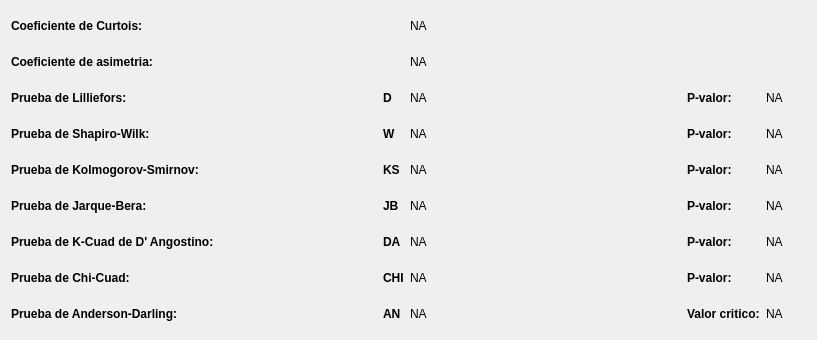
Above: view/ui/widget_test_normal_residual_studentized.ui from vasha54/apm before the change. Below: the same form after it.
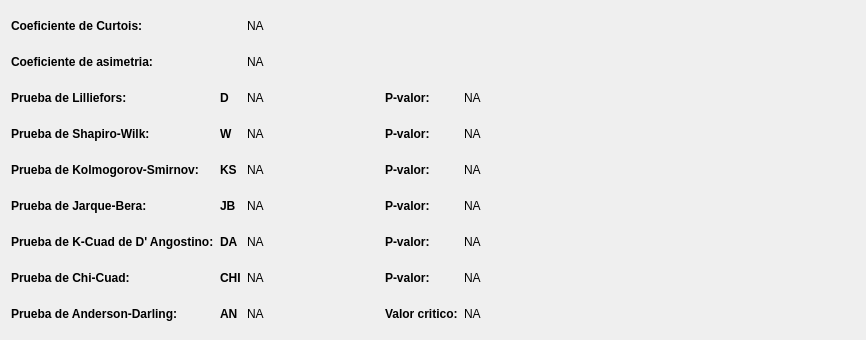
That is the form after the change.

Commit message: Subiendo visualizacion de las grafica de distribucion normal de residuales estudendizados. Modificacion de la vista test normal residual estudentizados para incorporar las graficas

```diff
--- a/view/ui/widget_test_normal_residual_studentized.ui
+++ b/view/ui/widget_test_normal_residual_studentized.ui
@@ -6,15 +6,17 @@
    <rect>
     <x>0</x>
     <y>0</y>
-    <width>817</width>
+    <width>866</width>
     <height>340</height>
    </rect>
   </property>
   <property name="windowTitle">
    <string>Form</string>
   </property>
-  <layout class="QGridLayout" name="gridLayout">
-   <item row="0" column="0" colspan="2">
+  <layout class="QHBoxLayout" name="horizontalLayout">
+   <item>
+    <layout class="QVBoxLayout" name="verticalLayout">
+     <item>
     <widget class="QLabel" name="labelCOEFF_CURTOSIS_RE">
      <property name="sizePolicy">
       <sizepolicy hsizetype="Maximum" vsizetype="Preferred">
@@ -33,52 +35,7 @@
      </property>
     </widget>
    </item>
-   <item row="0" column="2" colspan="6">
-    <spacer name="horizontalSpacer_10">
-     <property name="orientation">
-      <enum>Qt::Horizontal</enum>
-     </property>
-     <property name="sizeType">
-      <enum>QSizePolicy::Minimum</enum>
-     </property>
-     <property name="sizeHint" stdset="0">
-      <size>
-       <width>187</width>
-       <height>20</height>
-      </size>
-     </property>
-    </spacer>
-   </item>
-   <item row="0" column="8">
-    <widget class="QLabel" name="lOCOEFF_CURTOSIS_RE">
-     <property name="sizePolicy">
-      <sizepolicy hsizetype="Minimum" vsizetype="Preferred">
-       <horstretch>0</horstretch>
-       <verstretch>0</verstretch>
-      </sizepolicy>
-     </property>
-     <property name="text">
-      <string>NA</string>
-     </property>
-    </widget>
-   </item>
-   <item row="0" column="9" colspan="3">
-    <spacer name="horizontalSpacer">
-     <property name="orientation">
-      <enum>Qt::Horizontal</enum>
-     </property>
-     <property name="sizeType">
-      <enum>QSizePolicy::Minimum</enum>
-     </property>
-     <property name="sizeHint" stdset="0">
-      <size>
-       <width>355</width>
-       <height>20</height>
-      </size>
-     </property>
-    </spacer>
-   </item>
-   <item row="1" column="0" colspan="3">
+     <item>
     <widget class="QLabel" name="labelCOEFF_ASYMETRY_RE">
      <property name="sizePolicy">
       <sizepolicy hsizetype="Maximum" vsizetype="Preferred">
@@ -97,8 +54,158 @@
      </property>
     </widget>
    </item>
-   <item row="1" column="3" colspan="5">
-    <spacer name="horizontalSpacer_11">
+     <item>
+      <widget class="QLabel" name="labelLILLIEFORS_RE">
+       <property name="sizePolicy">
+        <sizepolicy hsizetype="Maximum" vsizetype="Preferred">
+         <horstretch>0</horstretch>
+         <verstretch>0</verstretch>
+        </sizepolicy>
+       </property>
+       <property name="font">
+        <font>
+         <weight>75</weight>
+         <bold>true</bold>
+        </font>
+       </property>
+       <property name="text">
+        <string>Prueba de Lilliefors:</string>
+       </property>
+      </widget>
+     </item>
+     <item>
+      <widget class="QLabel" name="labelSHAPIRO_WILK_RE">
+       <property name="sizePolicy">
+        <sizepolicy hsizetype="Maximum" vsizetype="Preferred">
+         <horstretch>0</horstretch>
+         <verstretch>0</verstretch>
+        </sizepolicy>
+       </property>
+       <property name="font">
+        <font>
+         <weight>75</weight>
+         <bold>true</bold>
+        </font>
+       </property>
+       <property name="text">
+        <string>Prueba de Shapiro-Wilk:</string>
+       </property>
+      </widget>
+     </item>
+     <item>
+      <widget class="QLabel" name="labelKOLMOGOROV_SMIRNOV_RE">
+       <property name="sizePolicy">
+        <sizepolicy hsizetype="Maximum" vsizetype="Preferred">
+         <horstretch>0</horstretch>
+         <verstretch>0</verstretch>
+        </sizepolicy>
+       </property>
+       <property name="font">
+        <font>
+         <weight>75</weight>
+         <bold>true</bold>
+        </font>
+       </property>
+       <property name="text">
+        <string>Prueba de Kolmogorov-Smirnov:</string>
+       </property>
+      </widget>
+     </item>
+     <item>
+      <widget class="QLabel" name="labelJARQUE_BERA_RE">
+       <property name="sizePolicy">
+        <sizepolicy hsizetype="Maximum" vsizetype="Preferred">
+         <horstretch>0</horstretch>
+         <verstretch>0</verstretch>
+        </sizepolicy>
+       </property>
+       <property name="font">
+        <font>
+         <weight>75</weight>
+         <bold>true</bold>
+        </font>
+       </property>
+       <property name="text">
+        <string>Prueba de Jarque-Bera:</string>
+       </property>
+      </widget>
+     </item>
+     <item>
+      <widget class="QLabel" name="labelK_CUAD_DANGOSTINO_RE">
+       <property name="sizePolicy">
+        <sizepolicy hsizetype="Maximum" vsizetype="Preferred">
+         <horstretch>0</horstretch>
+         <verstretch>0</verstretch>
+        </sizepolicy>
+       </property>
+       <property name="font">
+        <font>
+         <weight>75</weight>
+         <bold>true</bold>
+        </font>
+       </property>
+       <property name="text">
+        <string>Prueba de K-Cuad de D' Angostino:</string>
+       </property>
+      </widget>
+     </item>
+     <item>
+      <widget class="QLabel" name="labelCHI_SQUARE_RE">
+       <property name="sizePolicy">
+        <sizepolicy hsizetype="Maximum" vsizetype="Preferred">
+         <horstretch>0</horstretch>
+         <verstretch>0</verstretch>
+        </sizepolicy>
+       </property>
+       <property name="font">
+        <font>
+         <weight>75</weight>
+         <bold>true</bold>
+        </font>
+       </property>
+       <property name="text">
+        <string>Prueba de Chi-Cuad:</string>
+       </property>
+      </widget>
+     </item>
+     <item>
+      <widget class="QLabel" name="labelANDERSON_DARLING_RE">
+       <property name="sizePolicy">
+        <sizepolicy hsizetype="Maximum" vsizetype="Preferred">
+         <horstretch>0</horstretch>
+         <verstretch>0</verstretch>
+        </sizepolicy>
+       </property>
+       <property name="font">
+        <font>
+         <weight>75</weight>
+         <bold>true</bold>
+        </font>
+       </property>
+       <property name="text">
+        <string>Prueba de Anderson-Darling:</string>
+       </property>
+      </widget>
+     </item>
+    </layout>
+   </item>
+   <item>
+    <layout class="QGridLayout" name="gridLayout">
+     <item row="0" column="1">
+      <widget class="QLabel" name="lOCOEFF_CURTOSIS_RE">
+       <property name="sizePolicy">
+        <sizepolicy hsizetype="Minimum" vsizetype="Preferred">
+         <horstretch>0</horstretch>
+         <verstretch>0</verstretch>
+        </sizepolicy>
+       </property>
+       <property name="text">
+        <string>NA</string>
+       </property>
+      </widget>
+     </item>
+     <item row="0" column="2" colspan="3">
+      <spacer name="horizontalSpacer">
      <property name="orientation">
       <enum>Qt::Horizontal</enum>
      </property>
@@ -107,13 +214,13 @@
      </property>
      <property name="sizeHint" stdset="0">
       <size>
-       <width>155</width>
-       <height>20</height>
+         <width>228</width>
+         <height>13</height>
       </size>
      </property>
     </spacer>
    </item>
-   <item row="1" column="8">
+     <item row="1" column="1">
     <widget class="QLabel" name="lOCOEFF_ASYMETRY_RE">
      <property name="sizePolicy">
       <sizepolicy hsizetype="Minimum" vsizetype="Preferred">
@@ -126,7 +233,7 @@
      </property>
     </widget>
    </item>
-   <item row="1" column="9" colspan="3">
+     <item row="1" column="2" colspan="3">
     <spacer name="horizontalSpacer_2">
      <property name="orientation">
       <enum>Qt::Horizontal</enum>
@@ -136,48 +243,13 @@
      </property>
      <property name="sizeHint" stdset="0">
       <size>
-       <width>355</width>
-       <height>20</height>
+         <width>198</width>
+         <height>13</height>
       </size>
      </property>
     </spacer>
    </item>
    <item row="2" column="0">
-    <widget class="QLabel" name="labelLILLIEFORS_RE">
-     <property name="sizePolicy">
-      <sizepolicy hsizetype="Maximum" vsizetype="Preferred">
-       <horstretch>0</horstretch>
-       <verstretch>0</verstretch>
-      </sizepolicy>
-     </property>
-     <property name="font">
-      <font>
-       <weight>75</weight>
-       <bold>true</bold>
-      </font>
-     </property>
-     <property name="text">
-      <string>Prueba de Lilliefors:</string>
-     </property>
-    </widget>
-   </item>
-   <item row="2" column="1" colspan="6">
-    <spacer name="horizontalSpacer_12">
-     <property name="orientation">
-      <enum>Qt::Horizontal</enum>
-     </property>
-     <property name="sizeType">
-      <enum>QSizePolicy::Minimum</enum>
-     </property>
-     <property name="sizeHint" stdset="0">
-      <size>
-       <width>186</width>
-       <height>20</height>
-      </size>
-     </property>
-    </spacer>
-   </item>
-   <item row="2" column="7">
     <widget class="QLabel" name="labelLILLIEFORS_RE_2">
      <property name="sizePolicy">
       <sizepolicy hsizetype="Maximum" vsizetype="Preferred">
@@ -196,7 +268,7 @@
      </property>
     </widget>
    </item>
-   <item row="2" column="8">
+     <item row="2" column="1">
     <widget class="QLabel" name="lOLILLIEFORS_RE">
      <property name="sizePolicy">
       <sizepolicy hsizetype="Minimum" vsizetype="Preferred">
@@ -209,23 +281,23 @@
      </property>
     </widget>
    </item>
-   <item row="2" column="9">
+     <item row="2" column="2">
     <spacer name="horizontalSpacer_3">
      <property name="orientation">
       <enum>Qt::Horizontal</enum>
      </property>
      <property name="sizeType">
-      <enum>QSizePolicy::Minimum</enum>
+        <enum>QSizePolicy::Maximum</enum>
      </property>
      <property name="sizeHint" stdset="0">
       <size>
-       <width>230</width>
+         <width>68</width>
        <height>20</height>
       </size>
      </property>
     </spacer>
    </item>
-   <item row="2" column="10">
+     <item row="2" column="3">
     <widget class="QLabel" name="labelLILLIEFORS_PVALUE_RE">
      <property name="sizePolicy">
       <sizepolicy hsizetype="Maximum" vsizetype="Preferred">
@@ -244,7 +316,7 @@
      </property>
     </widget>
    </item>
-   <item row="2" column="11">
+     <item row="2" column="4">
     <widget class="QLabel" name="lOLILLIEFORS_PVALUE_RE">
      <property name="sizePolicy">
       <sizepolicy hsizetype="Minimum" vsizetype="Preferred">
@@ -257,42 +329,7 @@
      </property>
     </widget>
    </item>
-   <item row="3" column="0" colspan="2">
-    <widget class="QLabel" name="labelSHAPIRO_WILK_RE">
-     <property name="sizePolicy">
-      <sizepolicy hsizetype="Maximum" vsizetype="Preferred">
-       <horstretch>0</horstretch>
-       <verstretch>0</verstretch>
-      </sizepolicy>
-     </property>
-     <property name="font">
-      <font>
-       <weight>75</weight>
-       <bold>true</bold>
-      </font>
-     </property>
-     <property name="text">
-      <string>Prueba de Shapiro-Wilk:</string>
-     </property>
-    </widget>
-   </item>
-   <item row="3" column="3" colspan="4">
-    <spacer name="horizontalSpacer_13">
-     <property name="orientation">
-      <enum>Qt::Horizontal</enum>
-     </property>
-     <property name="sizeType">
-      <enum>QSizePolicy::Minimum</enum>
-     </property>
-     <property name="sizeHint" stdset="0">
-      <size>
-       <width>121</width>
-       <height>20</height>
-      </size>
-     </property>
-    </spacer>
-   </item>
-   <item row="3" column="7">
+     <item row="3" column="0">
     <widget class="QLabel" name="labelLILLIEFORS_RE_3">
      <property name="sizePolicy">
       <sizepolicy hsizetype="Maximum" vsizetype="Preferred">
@@ -311,7 +348,7 @@
      </property>
     </widget>
    </item>
-   <item row="3" column="8">
+     <item row="3" column="1">
     <widget class="QLabel" name="lOSHAPIRO_WILK_RE">
      <property name="sizePolicy">
       <sizepolicy hsizetype="Minimum" vsizetype="Preferred">
@@ -324,23 +361,23 @@
      </property>
     </widget>
    </item>
-   <item row="3" column="9">
+     <item row="3" column="2">
     <spacer name="horizontalSpacer_4">
      <property name="orientation">
       <enum>Qt::Horizontal</enum>
      </property>
      <property name="sizeType">
-      <enum>QSizePolicy::Minimum</enum>
+        <enum>QSizePolicy::Maximum</enum>
      </property>
      <property name="sizeHint" stdset="0">
       <size>
-       <width>230</width>
+         <width>68</width>
        <height>20</height>
       </size>
      </property>
     </spacer>
    </item>
-   <item row="3" column="10">
+     <item row="3" column="3">
     <widget class="QLabel" name="labelSHAPIRO_WILK_PVALUE_RE">
      <property name="sizePolicy">
       <sizepolicy hsizetype="Maximum" vsizetype="Preferred">
@@ -359,7 +396,7 @@
      </property>
     </widget>
    </item>
-   <item row="3" column="11">
+     <item row="3" column="4">
     <widget class="QLabel" name="lOSHAPIRO_WILK_PVALUE_RE">
      <property name="sizePolicy">
       <sizepolicy hsizetype="Minimum" vsizetype="Preferred">
@@ -372,42 +409,7 @@
      </property>
     </widget>
    </item>
-   <item row="4" column="0" colspan="5">
-    <widget class="QLabel" name="labelKOLMOGOROV_SMIRNOV_RE">
-     <property name="sizePolicy">
-      <sizepolicy hsizetype="Maximum" vsizetype="Preferred">
-       <horstretch>0</horstretch>
-       <verstretch>0</verstretch>
-      </sizepolicy>
-     </property>
-     <property name="font">
-      <font>
-       <weight>75</weight>
-       <bold>true</bold>
-      </font>
-     </property>
-     <property name="text">
-      <string>Prueba de Kolmogorov-Smirnov:</string>
-     </property>
-    </widget>
-   </item>
-   <item row="4" column="5" colspan="2">
-    <spacer name="horizontalSpacer_14">
-     <property name="orientation">
-      <enum>Qt::Horizontal</enum>
-     </property>
-     <property name="sizeType">
-      <enum>QSizePolicy::Minimum</enum>
-     </property>
-     <property name="sizeHint" stdset="0">
-      <size>
-       <width>56</width>
-       <height>20</height>
-      </size>
-     </property>
-    </spacer>
-   </item>
-   <item row="4" column="7">
+     <item row="4" column="0">
     <widget class="QLabel" name="labelLILLIEFORS_RE_4">
      <property name="sizePolicy">
       <sizepolicy hsizetype="Maximum" vsizetype="Preferred">
@@ -426,7 +428,7 @@
      </property>
     </widget>
    </item>
-   <item row="4" column="8">
+     <item row="4" column="1">
     <widget class="QLabel" name="lOKOLMOGOROV_SMIRNOV_RE">
      <property name="sizePolicy">
       <sizepolicy hsizetype="Minimum" vsizetype="Preferred">
@@ -439,23 +441,23 @@
      </property>
     </widget>
    </item>
-   <item row="4" column="9">
+     <item row="4" column="2">
     <spacer name="horizontalSpacer_5">
      <property name="orientation">
       <enum>Qt::Horizontal</enum>
      </property>
      <property name="sizeType">
-      <enum>QSizePolicy::Minimum</enum>
+        <enum>QSizePolicy::Maximum</enum>
      </property>
      <property name="sizeHint" stdset="0">
       <size>
-       <width>230</width>
+         <width>68</width>
        <height>20</height>
       </size>
      </property>
     </spacer>
    </item>
-   <item row="4" column="10">
+     <item row="4" column="3">
     <widget class="QLabel" name="labelKOLMOGOROV_SMIRNOV_PVALUE_RE">
      <property name="sizePolicy">
       <sizepolicy hsizetype="Maximum" vsizetype="Preferred">
@@ -474,7 +476,7 @@
      </property>
     </widget>
    </item>
-   <item row="4" column="11">
+     <item row="4" column="4">
     <widget class="QLabel" name="lOKOLMOGOROV_SMIRNOV_PVALUE_RE">
      <property name="sizePolicy">
       <sizepolicy hsizetype="Minimum" vsizetype="Preferred">
@@ -487,42 +489,7 @@
      </property>
     </widget>
    </item>
-   <item row="5" column="0" colspan="2">
-    <widget class="QLabel" name="labelJARQUE_BERA_RE">
-     <property name="sizePolicy">
-      <sizepolicy hsizetype="Maximum" vsizetype="Preferred">
-       <horstretch>0</horstretch>
-       <verstretch>0</verstretch>
-      </sizepolicy>
-     </property>
-     <property name="font">
-      <font>
-       <weight>75</weight>
-       <bold>true</bold>
-      </font>
-     </property>
-     <property name="text">
-      <string>Prueba de Jarque-Bera:</string>
-     </property>
-    </widget>
-   </item>
-   <item row="5" column="2" colspan="5">
-    <spacer name="horizontalSpacer_18">
-     <property name="orientation">
-      <enum>Qt::Horizontal</enum>
-     </property>
-     <property name="sizeType">
-      <enum>QSizePolicy::Minimum</enum>
-     </property>
-     <property name="sizeHint" stdset="0">
-      <size>
-       <width>153</width>
-       <height>20</height>
-      </size>
-     </property>
-    </spacer>
-   </item>
-   <item row="5" column="7">
+     <item row="5" column="0">
     <widget class="QLabel" name="labelLILLIEFORS_RE_5">
      <property name="sizePolicy">
       <sizepolicy hsizetype="Maximum" vsizetype="Preferred">
@@ -541,7 +508,7 @@
      </property>
     </widget>
    </item>
-   <item row="5" column="8">
+     <item row="5" column="1">
     <widget class="QLabel" name="lOJARQUE_BERA_RE">
      <property name="sizePolicy">
       <sizepolicy hsizetype="Minimum" vsizetype="Preferred">
@@ -554,23 +521,23 @@
      </property>
     </widget>
    </item>
-   <item row="5" column="9">
+     <item row="5" column="2">
     <spacer name="horizontalSpacer_6">
      <property name="orientation">
       <enum>Qt::Horizontal</enum>
      </property>
      <property name="sizeType">
-      <enum>QSizePolicy::Minimum</enum>
+        <enum>QSizePolicy::Maximum</enum>
      </property>
      <property name="sizeHint" stdset="0">
       <size>
-       <width>230</width>
+         <width>68</width>
        <height>20</height>
       </size>
      </property>
     </spacer>
    </item>
-   <item row="5" column="10">
+     <item row="5" column="3">
     <widget class="QLabel" name="labelJARQUE_BERA_PVALUE_RE">
      <property name="sizePolicy">
       <sizepolicy hsizetype="Maximum" vsizetype="Preferred">
@@ -589,7 +556,7 @@
      </property>
     </widget>
    </item>
-   <item row="5" column="11">
+     <item row="5" column="4">
     <widget class="QLabel" name="lOJARQUE_BERA_PVALUE_RE">
      <property name="sizePolicy">
       <sizepolicy hsizetype="Minimum" vsizetype="Preferred">
@@ -602,42 +569,7 @@
      </property>
     </widget>
    </item>
-   <item row="6" column="0" colspan="6">
-    <widget class="QLabel" name="labelK_CUAD_DANGOSTINO_RE">
-     <property name="sizePolicy">
-      <sizepolicy hsizetype="Maximum" vsizetype="Preferred">
-       <horstretch>0</horstretch>
-       <verstretch>0</verstretch>
-      </sizepolicy>
-     </property>
-     <property name="font">
-      <font>
-       <weight>75</weight>
-       <bold>true</bold>
-      </font>
-     </property>
-     <property name="text">
-      <string>Prueba de K-Cuad de D' Angostino:</string>
-     </property>
-    </widget>
-   </item>
-   <item row="6" column="6">
-    <spacer name="horizontalSpacer_15">
-     <property name="orientation">
-      <enum>Qt::Horizontal</enum>
-     </property>
-     <property name="sizeType">
-      <enum>QSizePolicy::Minimum</enum>
-     </property>
-     <property name="sizeHint" stdset="0">
-      <size>
-       <width>23</width>
-       <height>20</height>
-      </size>
-     </property>
-    </spacer>
-   </item>
-   <item row="6" column="7">
+     <item row="6" column="0">
     <widget class="QLabel" name="labelLILLIEFORS_RE_6">
      <property name="sizePolicy">
       <sizepolicy hsizetype="Maximum" vsizetype="Preferred">
@@ -656,7 +588,7 @@
      </property>
     </widget>
    </item>
-   <item row="6" column="8">
+     <item row="6" column="1">
     <widget class="QLabel" name="lOK_CUAD_DANGOSTINO_RE">
      <property name="sizePolicy">
       <sizepolicy hsizetype="Minimum" vsizetype="Preferred">
@@ -669,23 +601,23 @@
      </property>
     </widget>
    </item>
-   <item row="6" column="9">
+     <item row="6" column="2">
     <spacer name="horizontalSpacer_7">
      <property name="orientation">
       <enum>Qt::Horizontal</enum>
      </property>
      <property name="sizeType">
-      <enum>QSizePolicy::Minimum</enum>
+        <enum>QSizePolicy::Maximum</enum>
      </property>
      <property name="sizeHint" stdset="0">
       <size>
-       <width>230</width>
+         <width>68</width>
        <height>20</height>
       </size>
      </property>
     </spacer>
    </item>
-   <item row="6" column="10">
+     <item row="6" column="3">
     <widget class="QLabel" name="labelK_CUAD_DANGOSTINO_PVALUE_RE">
      <property name="sizePolicy">
       <sizepolicy hsizetype="Maximum" vsizetype="Preferred">
@@ -704,7 +636,7 @@
      </property>
     </widget>
    </item>
-   <item row="6" column="11">
+     <item row="6" column="4">
     <widget class="QLabel" name="lOK_CUAD_DANGOSTINO_PVALUE_RE">
      <property name="sizePolicy">
       <sizepolicy hsizetype="Minimum" vsizetype="Preferred">
@@ -718,41 +650,6 @@
     </widget>
    </item>
    <item row="7" column="0">
-    <widget class="QLabel" name="labelCHI_SQUARE_RE">
-     <property name="sizePolicy">
-      <sizepolicy hsizetype="Maximum" vsizetype="Preferred">
-       <horstretch>0</horstretch>
-       <verstretch>0</verstretch>
-      </sizepolicy>
-     </property>
-     <property name="font">
-      <font>
-       <weight>75</weight>
-       <bold>true</bold>
-      </font>
-     </property>
-     <property name="text">
-      <string>Prueba de Chi-Cuad:</string>
-     </property>
-    </widget>
-   </item>
-   <item row="7" column="1" colspan="6">
-    <spacer name="horizontalSpacer_16">
-     <property name="orientation">
-      <enum>Qt::Horizontal</enum>
-     </property>
-     <property name="sizeType">
-      <enum>QSizePolicy::Minimum</enum>
-     </property>
-     <property name="sizeHint" stdset="0">
-      <size>
-       <width>186</width>
-       <height>20</height>
-      </size>
-     </property>
-    </spacer>
-   </item>
-   <item row="7" column="7">
     <widget class="QLabel" name="labelLILLIEFORS_RE_7">
      <property name="sizePolicy">
       <sizepolicy hsizetype="Maximum" vsizetype="Preferred">
@@ -771,7 +668,7 @@
      </property>
     </widget>
    </item>
-   <item row="7" column="8">
+     <item row="7" column="1">
     <widget class="QLabel" name="lOCHI_SQUARE_RE">
      <property name="sizePolicy">
       <sizepolicy hsizetype="Minimum" vsizetype="Preferred">
@@ -784,23 +681,23 @@
      </property>
     </widget>
    </item>
-   <item row="7" column="9">
+     <item row="7" column="2">
     <spacer name="horizontalSpacer_8">
      <property name="orientation">
       <enum>Qt::Horizontal</enum>
      </property>
      <property name="sizeType">
-      <enum>QSizePolicy::Minimum</enum>
+        <enum>QSizePolicy::Maximum</enum>
      </property>
      <property name="sizeHint" stdset="0">
       <size>
-       <width>230</width>
+         <width>68</width>
        <height>20</height>
       </size>
      </property>
     </spacer>
    </item>
-   <item row="7" column="10">
+     <item row="7" column="3">
     <widget class="QLabel" name="labelCHI_SQUARE_PVALUE_RE">
      <property name="sizePolicy">
       <sizepolicy hsizetype="Maximum" vsizetype="Preferred">
@@ -819,7 +716,7 @@
      </property>
     </widget>
    </item>
-   <item row="7" column="11">
+     <item row="7" column="4">
     <widget class="QLabel" name="lOCHI_SQUARE_PVALUE_RE">
      <property name="sizePolicy">
       <sizepolicy hsizetype="Minimum" vsizetype="Preferred">
@@ -832,42 +729,7 @@
      </property>
     </widget>
    </item>
-   <item row="8" column="0" colspan="4">
-    <widget class="QLabel" name="labelANDERSON_DARLING_RE">
-     <property name="sizePolicy">
-      <sizepolicy hsizetype="Maximum" vsizetype="Preferred">
-       <horstretch>0</horstretch>
-       <verstretch>0</verstretch>
-      </sizepolicy>
-     </property>
-     <property name="font">
-      <font>
-       <weight>75</weight>
-       <bold>true</bold>
-      </font>
-     </property>
-     <property name="text">
-      <string>Prueba de Anderson-Darling:</string>
-     </property>
-    </widget>
-   </item>
-   <item row="8" column="4" colspan="3">
-    <spacer name="horizontalSpacer_17">
-     <property name="orientation">
-      <enum>Qt::Horizontal</enum>
-     </property>
-     <property name="sizeType">
-      <enum>QSizePolicy::Minimum</enum>
-     </property>
-     <property name="sizeHint" stdset="0">
-      <size>
-       <width>88</width>
-       <height>20</height>
-      </size>
-     </property>
-    </spacer>
-   </item>
-   <item row="8" column="7">
+     <item row="8" column="0">
     <widget class="QLabel" name="labelLILLIEFORS_RE_8">
      <property name="sizePolicy">
       <sizepolicy hsizetype="Maximum" vsizetype="Preferred">
@@ -886,7 +748,7 @@
      </property>
     </widget>
    </item>
-   <item row="8" column="8">
+     <item row="8" column="1">
     <widget class="QLabel" name="lOANDERSON_DARLING_RE">
      <property name="sizePolicy">
       <sizepolicy hsizetype="Minimum" vsizetype="Preferred">
@@ -899,23 +761,23 @@
      </property>
     </widget>
    </item>
-   <item row="8" column="9">
+     <item row="8" column="2">
     <spacer name="horizontalSpacer_9">
      <property name="orientation">
       <enum>Qt::Horizontal</enum>
      </property>
      <property name="sizeType">
-      <enum>QSizePolicy::Minimum</enum>
+        <enum>QSizePolicy::Maximum</enum>
      </property>
      <property name="sizeHint" stdset="0">
       <size>
-       <width>230</width>
+         <width>68</width>
        <height>20</height>
       </size>
      </property>
     </spacer>
    </item>
-   <item row="8" column="10">
+     <item row="8" column="3">
     <widget class="QLabel" name="labelANDERSON_DARLING_PVALUE_RE">
      <property name="sizePolicy">
       <sizepolicy hsizetype="Maximum" vsizetype="Preferred">
@@ -934,7 +796,7 @@
      </property>
     </widget>
    </item>
-   <item row="8" column="11">
+     <item row="8" column="4">
     <widget class="QLabel" name="lOANDERSON_DARLING_PVALUE_RE">
      <property name="sizePolicy">
       <sizepolicy hsizetype="Minimum" vsizetype="Preferred">
@@ -946,6 +808,53 @@
       <string>NA</string>
      </property>
     </widget>
+     </item>
+    </layout>
+   </item>
+   <item>
+    <layout class="QVBoxLayout" name="verticalLayout_2">
+     <property name="spacing">
+      <number>0</number>
+     </property>
+     <item>
+      <widget class="QWidget" name="widgetGraphOne" native="true">
+       <property name="sizePolicy">
+        <sizepolicy hsizetype="Minimum" vsizetype="Minimum">
+         <horstretch>0</horstretch>
+         <verstretch>0</verstretch>
+        </sizepolicy>
+       </property>
+       <layout class="QVBoxLayout" name="verticalLayout_4"/>
+      </widget>
+     </item>
+     <item>
+      <spacer name="horizontalSpacer_19">
+       <property name="orientation">
+        <enum>Qt::Horizontal</enum>
+       </property>
+       <property name="sizeType">
+        <enum>QSizePolicy::Minimum</enum>
+       </property>
+       <property name="sizeHint" stdset="0">
+        <size>
+         <width>288</width>
+         <height>15</height>
+        </size>
+       </property>
+      </spacer>
+     </item>
+     <item>
+      <widget class="QWidget" name="widgetGraphTwo" native="true">
+       <property name="sizePolicy">
+        <sizepolicy hsizetype="Minimum" vsizetype="Minimum">
+         <horstretch>0</horstretch>
+         <verstretch>0</verstretch>
+        </sizepolicy>
+       </property>
+       <layout class="QVBoxLayout" name="verticalLayout_5"/>
+      </widget>
+     </item>
+    </layout>
    </item>
   </layout>
  </widget>
```
Lines whose indentation alone changed are shown as unchanged. The commit also changes 3 other files.
